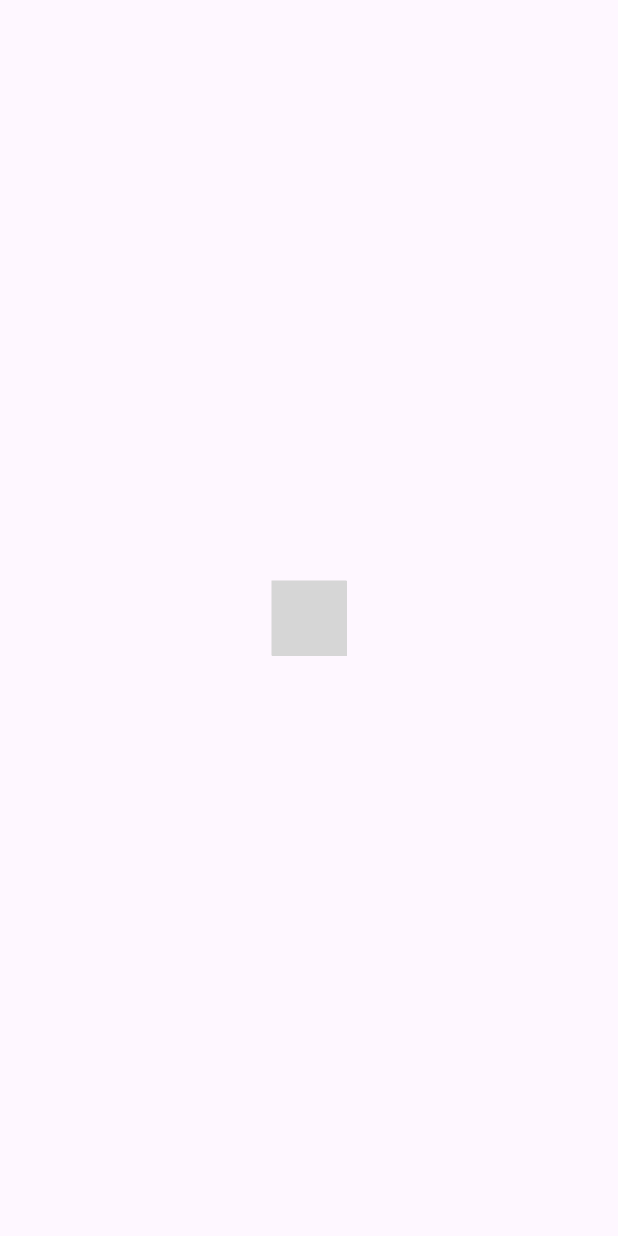
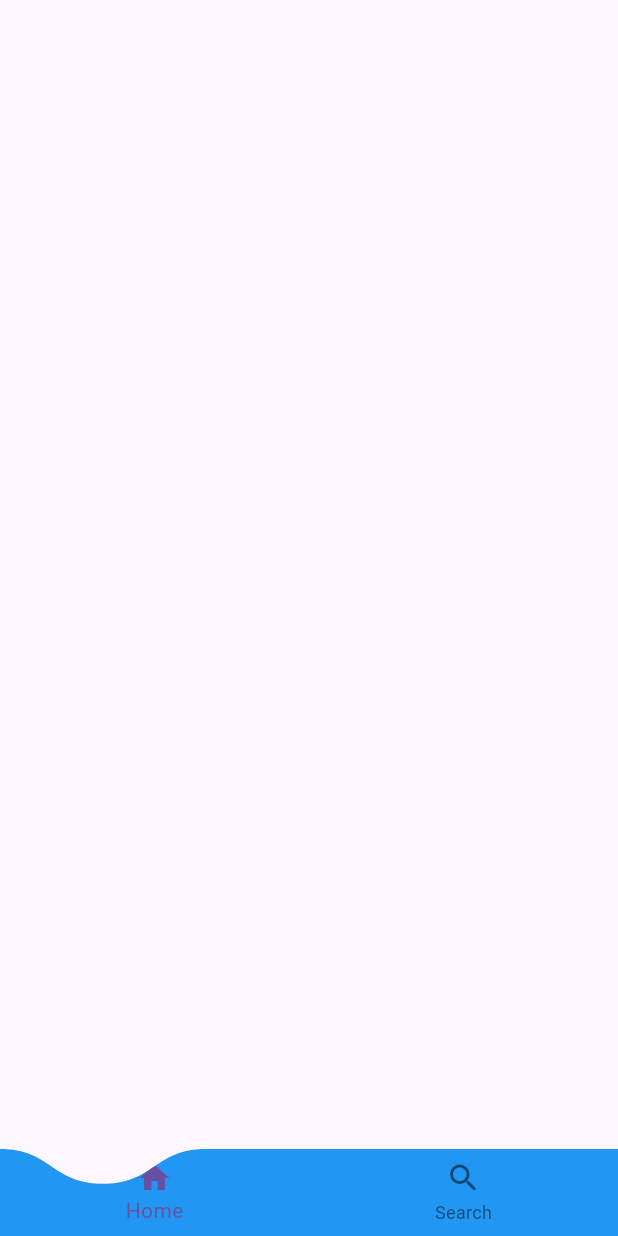
Before and after one commit to betterafter/flutter-project, a Flutter app: the screen it shows after launch, on a phone screen of 412 x 824 dp. Run offline on Flutter 3.47's test engine with Material 3 defaults, Android fonts, the light colour scheme and no system bars; our stand-ins replace flutter_riverpod, flutter_svg, get_it, glob, go_router, riverpod_annotation; missing offline and left inert: build; generated files the repository leaves out were written again; grey boxes are pictures that could not be loaded.

Commit message:
feat: 바텀 네비게이션 바 테스트

```diff
--- a/analysis_options.yaml
+++ b/analysis_options.yaml
@@ -7,6 +7,9 @@
 
 # The following line activates a set of recommended lints for Flutter apps,
 # packages, and plugins designed to encourage good coding practices.
+analyzer:
+  errors:
+    depend_on_referenced_packages: ignore
 include: package:flutter_lints/flutter.yaml
 
 linter:
--- a/lib/main.dart
+++ b/lib/main.dart
@@ -1,4 +1,5 @@
 import 'package:flutter/material.dart';
+import 'package:flutter_riverpod/flutter_riverpod.dart';
 import 'package:presentation/util/router.dart';
 
 void main() {
@@ -10,8 +11,10 @@ class MainApp extends StatelessWidget {
 
   @override
   Widget build(BuildContext context) {
-    return MaterialApp.router(
-      routerConfig: LookRouter.router,
+    return ProviderScope(
+      child: MaterialApp.router(
+        routerConfig: FlutterRouter.router,
+      ),
     );
   }
 }
--- a/packages/design/lib/types/color.dart
+++ b/packages/design/lib/types/color.dart
@@ -1 +1 @@
-class LookColor {}
+class FlutterColor {}
--- a/packages/design/lib/types/text_style.dart
+++ b/packages/design/lib/types/text_style.dart
@@ -1 +1 @@
-class LookTextStyle {}
+class FlutterTextStyle {}
--- /dev/null
+++ b/packages/presentation/lib/common/bottom_navigation_bar.clipper.dart
@@ -0,0 +1,51 @@
+import 'package:flutter/material.dart';
+
+class BottomNavigationBarClipper extends CustomClipper<Path> {
+  @override
+  Path getClip(Size size) {
+    final Path path = Path();
+
+    // 시작점
+    path.lineTo(0, 0);
+
+    path.cubicTo(
+      size.width / 12,
+      0,
+      size.width / 12,
+      2 * size.height / 5,
+      2 * size.width / 12,
+      2 * size.height / 5,
+    );
+
+    path.cubicTo(
+      3 * size.width / 12,
+      2 * size.height / 5,
+      3 * size.width / 12,
+      2 * size.height / 5,
+      2 * size.width / 12,
+      2 * size.height / 5,
+    );
+
+    path.cubicTo(
+      3 * size.width / 12,
+      2 * size.height / 5,
+      3 * size.width / 12,
+      0,
+      4 * size.width / 12,
+      0,
+    );
+
+    // 나머지 직선 연결
+    path.lineTo(size.width, 0);
+    path.lineTo(size.width, size.height);
+    path.lineTo(0, size.height);
+    path.close();
+
+    return path;
+  }
+
+  @override
+  bool shouldReclip(covariant CustomClipper<Path> oldClipper) {
+    return false;
+  }
+}
--- /dev/null
+++ b/packages/presentation/lib/common/bottom_navigation_bar.widget.dart
@@ -0,0 +1,60 @@
+import 'package:flutter/material.dart';
+import 'package:presentation/common/around_custom.painter.dart';
+import 'package:presentation/common/bottom_navigation_bar.clipper.dart';
+
+class BottomNavigationBarWidget extends StatelessWidget {
+  final List<BottomNavigationBarItem> items;
+  final int currentIndex;
+  final void Function(int) onTap;
+
+  const BottomNavigationBarWidget({
+    super.key,
+    required this.items,
+    required this.currentIndex,
+    required this.onTap,
+  });
+
+  @override
+  Widget build(BuildContext context) {
+    Size size = MediaQuery.of(context).size;
+
+    return Material(
+      child: ClipPath(
+        clipper: BottomNavigationBarClipper(),
+        child: BottomNavigationBar(
+          backgroundColor: Colors.blue,
+          items: items,
+          currentIndex: currentIndex,
+          onTap: onTap,
+        ),
+      ),
+    );
+
+    return PhysicalShape(
+      elevation: 8,
+      color: Colors.transparent,
+      clipper: BottomNavigationBarClipper(),
+      child: AroundCustomPainter(
+        clipper: BottomNavigationBarClipper(),
+        borderWidth: 10,
+        borderColor: Colors.blue,
+        child: Material(
+          child: ClipPath(
+            clipper: BottomNavigationBarClipper(),
+            child: Container(
+              height: size.height * 0.09,
+              width: size.width,
+              padding: const EdgeInsets.only(top: 4),
+              child: BottomNavigationBar(
+                backgroundColor: Colors.blue,
+                items: items,
+                currentIndex: currentIndex,
+                onTap: onTap,
+              ),
+            ),
+          ),
+        ),
+      ),
+    );
+  }
+}
--- a/packages/presentation/lib/home/home.screen.dart
+++ b/packages/presentation/lib/home/home.screen.dart
@@ -1,4 +1,6 @@
+import 'package:flutter/material.dart';
 import 'package:flutter/widgets.dart';
+import 'package:presentation/common/bottom_navigation_bar.widget.dart';
 
 class HomeScreen extends StatefulWidget {
   const HomeScreen({super.key});
@@ -10,6 +12,24 @@ class HomeScreen extends StatefulWidget {
 class _HomeScreenState extends State<HomeScreen> {
   @override
   Widget build(BuildContext context) {
-    return const Placeholder();
+    return Scaffold(
+      body: Center(
+        child: Column(),
+      ),
+      bottomNavigationBar: BottomNavigationBarWidget(
+        items: [
+          BottomNavigationBarItem(
+            icon: Icon(Icons.home),
+            label: 'Home',
+          ),
+          BottomNavigationBarItem(
+            icon: Icon(Icons.search),
+            label: 'Search',
+          ),
+        ],
+        currentIndex: 0,
+        onTap: (index) {},
+      ),
+    );
   }
 }
--- a/packages/presentation/lib/util/router.dart
+++ b/packages/presentation/lib/util/router.dart
@@ -12,7 +12,7 @@ enum LookRoute {
   const LookRoute({required this.path});
 }
 
-class LookRouter {
+class FlutterRouter {
   /// go router with no parameter
   ///
   /// GoRoute(
@@ -43,6 +43,10 @@ class LookRouter {
   );
 
   static void goHome(BuildContext context) {
-    GoRouter.of(context).go(LookRoute.home.name);
+    GoRouter.of(context).goNamed(LookRoute.home.name);
+  }
+
+  static void replaceHome(BuildContext context) {
+    GoRouter.of(context).pushReplacementNamed(LookRoute.home.name);
   }
 }
```
Also changed, not shown: packages/presentation/lib/common/around_custom.painter.dart (added, +74 -0 lines), packages/presentation/lib/splash/screen/splash.screen.dart (+23 -3 lines), packages/presentation/lib/common/screen_template.widget.dart (added).
